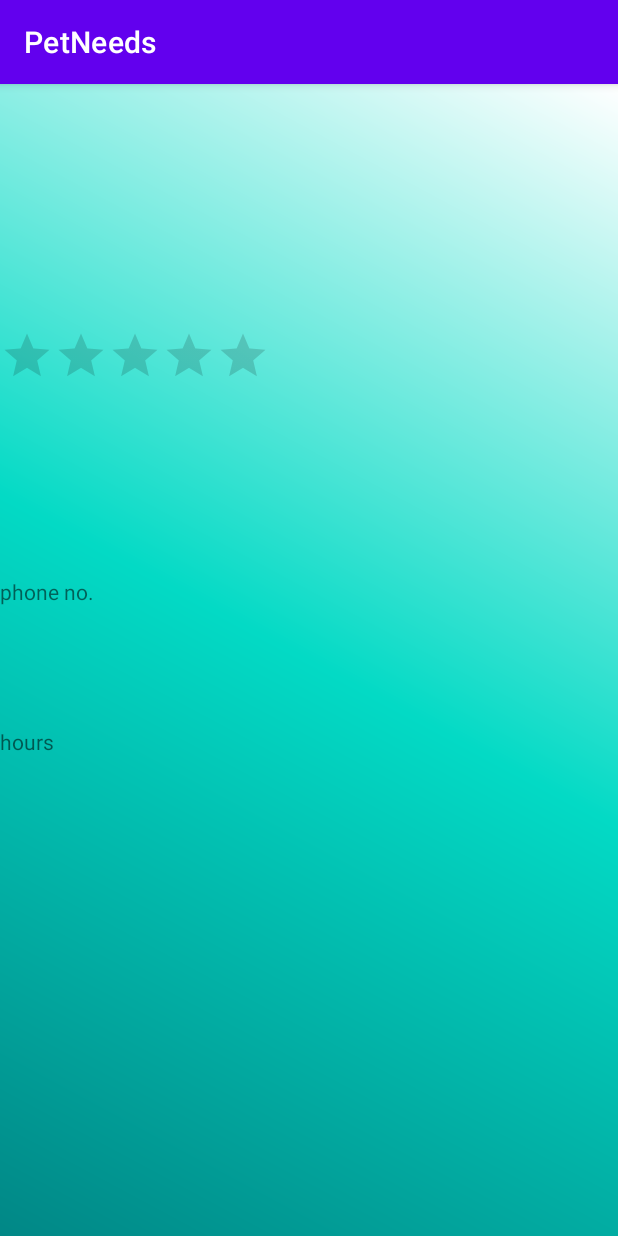
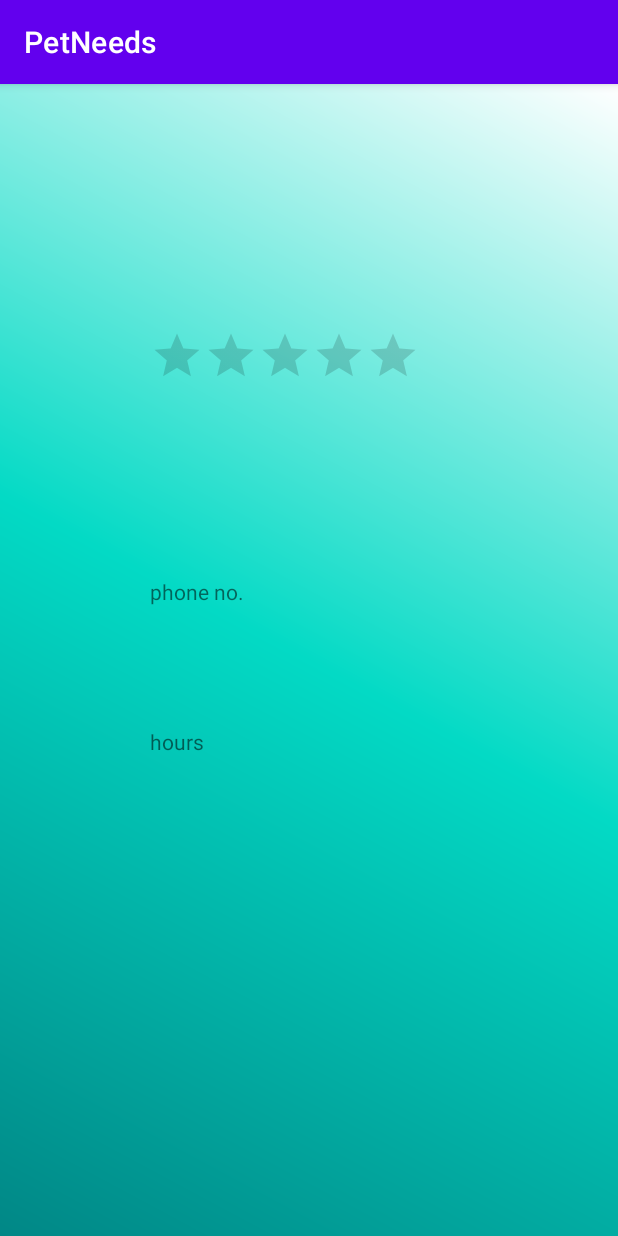
Before and after one commit to zinaheng/PetNeeds, an Android app: the DetailActivity screen opened directly, with no data from a screen before it, on a phone screen of 412 x 824 dp. Run offline under Robolectric (Android 15) with nearby library versions, the phone set to English and light mode, and no system bars; libraries missing offline, so code that uses them is left out: org.parceler.

Commit message:
few changes to the detail activity xml

```diff
--- a/app/build.gradle
+++ b/app/build.gradle
@@ -41,4 +41,7 @@ dependencies {
     androidTestImplementation 'androidx.test.espresso:espresso-core:3.3.0'
 
     implementation 'com.codepath.libraries:asynchttpclient:2.0.0'
+//    annotationProcessor 'com.github.bumptech.glide:compiler:4.11.0'
+    implementation 'org.parceler:parceler-api:1.1.12'
+    annotationProcessor 'org.parceler:parceler:1.1.12'
 }
--- a/app/src/main/java/com/example/petneeds/MainActivity.java
+++ b/app/src/main/java/com/example/petneeds/MainActivity.java
@@ -53,6 +53,7 @@ public class MainActivity extends FragmentActivity implements OnMapReadyCallback
     SupportMapFragment mapFragment;
     SearchView searchView;
     LocationManager locationManager;
+
 
 
     @Override
--- a/app/src/main/java/com/example/petneeds/adapters/PetAdapter.java
+++ b/app/src/main/java/com/example/petneeds/adapters/PetAdapter.java
@@ -5,6 +5,7 @@ import android.content.Intent;
 import android.view.LayoutInflater;
 import android.view.View;
 import android.view.ViewGroup;
+import android.widget.ImageView;
 import android.widget.RelativeLayout;
 import android.widget.TextView;
 import android.widget.Toast;
@@ -51,6 +52,7 @@ public class PetAdapter extends RecyclerView.Adapter<PetAdapter.ViewHolder> {
         TextView tvName;
         TextView tvVicinity;
         RelativeLayout container;
+        ImageView imgView;
 
 
         public ViewHolder(@NonNull View itemView) {
@@ -58,6 +60,7 @@ public class PetAdapter extends RecyclerView.Adapter<PetAdapter.ViewHolder> {
             tvName = itemView.findViewById(R.id.tvName);
             tvVicinity = itemView.findViewById(R.id.tvVicinity);
             container = itemView.findViewById(R.id.container);
+
 
 
 
--- a/app/src/main/res/layout/activity_detail.xml
+++ b/app/src/main/res/layout/activity_detail.xml
@@ -14,6 +14,7 @@
         android:id="@+id/imgView"
         android:layout_width="wrap_content"
         android:layout_height="wrap_content"
+        android:layout_marginLeft="100dp"
         android:layout_marginTop="84dp"
         app:layout_constraintEnd_toEndOf="parent"
         app:layout_constraintHorizontal_bias="0.498"
@@ -32,7 +33,8 @@
         app:layout_constraintHorizontal_bias="0.498"
         app:layout_constraintStart_toStartOf="parent"
         app:layout_constraintTop_toBottomOf="@+id/imgView"
-        app:layout_constraintVertical_bias="0.0" />
+        app:layout_constraintVertical_bias="0.0"
+        android:layout_marginLeft="100dp"/>
 
     <RatingBar
         android:id="@+id/rtBar"
@@ -40,7 +42,8 @@
         android:layout_width="wrap_content"
         android:layout_height="wrap_content"
         tools:layout_editor_absoluteX="85dp"
-        tools:layout_editor_absoluteY="313dp" />
+        tools:layout_editor_absoluteY="313dp"
+        android:layout_marginLeft="100dp"/>
 
     <TextView
         android:id="@+id/adView"
@@ -50,7 +53,8 @@
         android:text="address"
         app:layout_constraintEnd_toEndOf="parent"
         app:layout_constraintStart_toStartOf="parent"
-        app:layout_constraintTop_toBottomOf="@+id/rtBar" />
+        app:layout_constraintTop_toBottomOf="@+id/rtBar"
+        android:layout_marginLeft="100dp"/>
 
     <TextView
         android:id="@+id/phView"
@@ -61,7 +65,8 @@
         app:layout_constraintEnd_toEndOf="parent"
         app:layout_constraintHorizontal_bias="0.498"
         app:layout_constraintStart_toStartOf="parent"
-        app:layout_constraintTop_toBottomOf="@+id/adView" />
+        app:layout_constraintTop_toBottomOf="@+id/adView"
+        android:layout_marginLeft="100dp"/>
 
     <TextView
         android:id="@+id/hView"
@@ -72,5 +77,7 @@
         app:layout_constraintEnd_toEndOf="parent"
         app:layout_constraintHorizontal_bias="0.496"
         app:layout_constraintStart_toStartOf="parent"
-        app:layout_constraintTop_toBottomOf="@+id/phView" />
+        app:layout_constraintTop_toBottomOf="@+id/phView"
+        android:layout_marginLeft="100dp"
+        />
 </LinearLayout>
--- a/app/src/main/res/values/strings.xml
+++ b/app/src/main/res/values/strings.xml
@@ -1,6 +1,7 @@
 <resources>
     <string name="app_name">PetNeeds</string>
     <string name="map_key" translatable="false">AIzaSyCRinuZCwJtyXYvMDE1S5Ex3cst6JJB_7c</string>
+    <string name="place_key">AIzaSyC45Jm9tsehOX-T0v39iW7zod1hKGoru_c</string>
     <string-array name="Categories">
         <item>Pet Stores</item>
         <item>Trainers</item>
```
Also changed, not shown: app/src/main/java/com/example/petneeds/DetailActivity.java (+16 -1 lines), app/src/main/java/com/example/petneeds/models/PetInfo.java (+14 -0 lines), app/src/main/res/layout/activity_main.xml (+12 -16 lines), gradle/wrapper/gradle-wrapper.properties.
